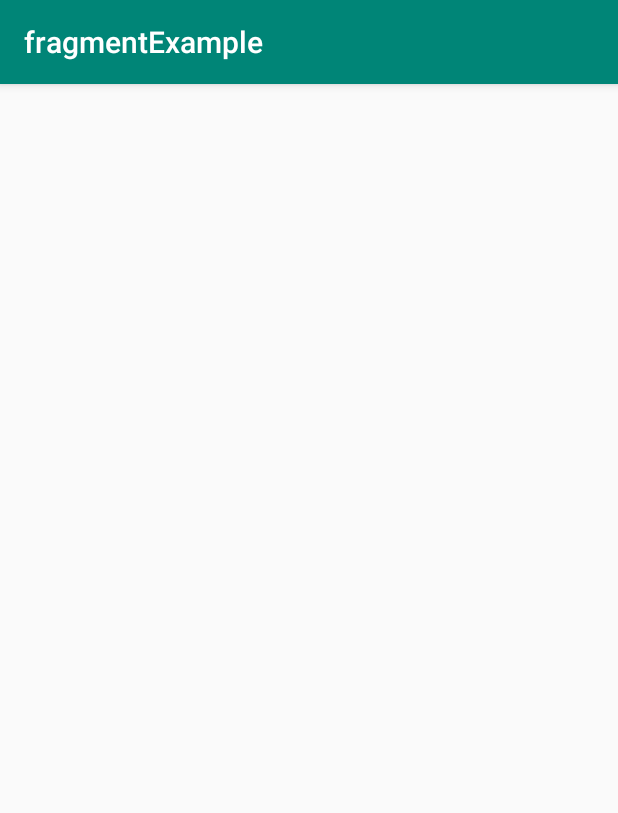
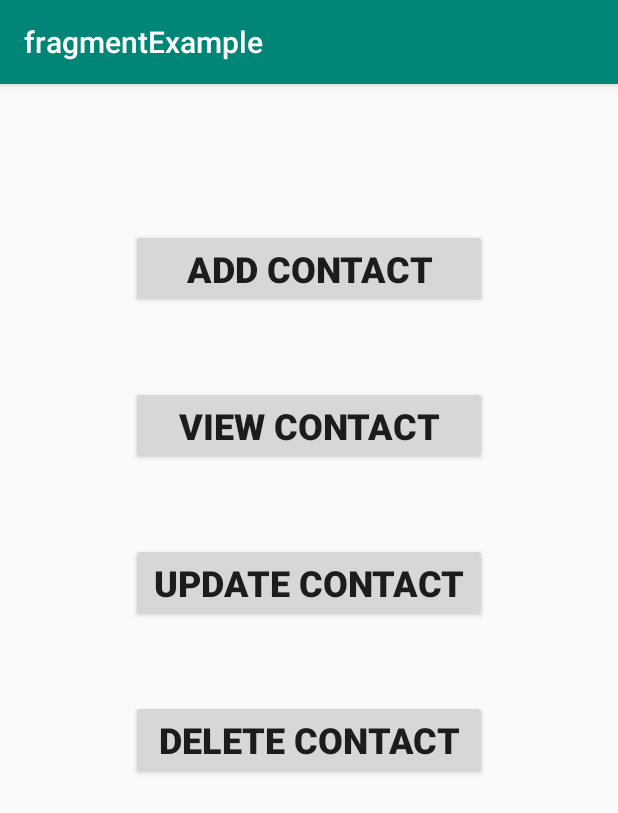
Before and after one commit to tarun786/fragmentExample, an Android app: the SqliteExample screen opened directly, with no data from a screen before it, on a phone screen of 412 x 824 dp. Shown: the top 813 px of the screen. Run offline under Robolectric (Android 15) with nearby library versions, the phone set to English and light mode, and no system bars.

```diff
--- a/app/build.gradle
+++ b/app/build.gradle
@@ -23,6 +23,7 @@ dependencies {
     implementation fileTree(dir: 'libs', include: ['*.jar'])
     implementation 'androidx.appcompat:appcompat:1.0.2'
     implementation 'androidx.constraintlayout:constraintlayout:1.1.3'
+    implementation 'androidx.legacy:legacy-support-v4:1.0.0'
     testImplementation 'junit:junit:4.12'
     androidTestImplementation 'androidx.test:runner:1.2.0'
     androidTestImplementation 'androidx.test.espresso:espresso-core:3.2.0'
--- /dev/null
+++ b/app/src/main/java/com/example/sqlitepractice/HomeFragment.java
@@ -0,0 +1,66 @@
+package com.example.sqlitepractice;
+
+
+import android.app.Activity;
+import android.content.Context;
+import android.os.Bundle;
+
+import androidx.fragment.app.Fragment;
+
+import android.view.LayoutInflater;
+import android.view.View;
+import android.view.ViewGroup;
+import android.widget.Button;
+
+import com.example.fragmentexample.R;
+
+/**
+ * A simple {@link Fragment} subclass.
+ */
+public class HomeFragment extends Fragment implements View.OnClickListener {
+
+    private Button btnSave, btnView, btnDelete, btnUpdate;
+    OnDbOpListner onDbOpListner;
+    public HomeFragment() {
+        // Required empty public constructor
+    }
+
+    public interface OnDbOpListner
+    {
+        public void dbOpPerform(int method);
+    }
+    @Override
+    public View onCreateView(LayoutInflater inflater, ViewGroup container,
+                             Bundle savedInstanceState) {
+        // Inflate the layout for this fragment
+        View view = inflater.inflate(R.layout.fragment_home, container, false);
+        btnSave = view.findViewById(R.id.btn_add_contact);
+        btnSave.setOnClickListener(this);
+        return view;
+    }
+
+    @Override
+    public void onClick(View view) {
+
+        switch (view.getId())
+        {
+            case R.id.btn_add_contact:
+                onDbOpListner.dbOpPerform(0);
+                break;
+        }
+    }
+
+    @Override
+    public void onAttach(Context context) {
+        super.onAttach(context);
+        Activity activity =(Activity) context;
+        try
+        {
+            onDbOpListner = (OnDbOpListner) activity;
+        }
+        catch (ClassCastException e)
+        {
+           throw new ClassCastException(activity.toString()+ "must implement the interface method..");
+        }
+    }
+}
--- a/app/src/main/java/com/example/sqlitepractice/SqliteExample.java
+++ b/app/src/main/java/com/example/sqlitepractice/SqliteExample.java
@@ -5,12 +5,35 @@ import androidx.appcompat.app.AppCompatActivity;
 import android.os.Bundle;
 
 import com.example.fragmentexample.R;
+import com.example.sqlitepractice.HomeFragment.OnDbOpListner;
 
-public class SqliteExample extends AppCompatActivity {
+public class SqliteExample extends AppCompatActivity implements OnDbOpListner {
 
     @Override
     protected void onCreate(Bundle savedInstanceState) {
         super.onCreate(savedInstanceState);
         setContentView(R.layout.activity_sqlite_example);
+
+        if(findViewById(R.id.fragment_container) != null)
+        {
+            if(savedInstanceState != null)
+            {
+                return;
+            }
+
+            HomeFragment homeFragment = new HomeFragment();
+            getSupportFragmentManager().beginTransaction().add(R.id.fragment_container, homeFragment).commit();
+        }
+    }
+
+    @Override
+    public void dbOpPerform(int method) {
+
+        switch (method)
+        {
+            case 0:
+                getSupportFragmentManager().beginTransaction().replace(R.id.fragment_container, new AddContactFrag()).addToBackStack(null).commit();
+                break;
+        }
     }
 }
--- a/app/src/main/res/layout/activity_sqlite_example.xml
+++ b/app/src/main/res/layout/activity_sqlite_example.xml
@@ -6,4 +6,21 @@
     android:layout_height="match_parent"
     tools:context="com.example.sqlitepractice.SqliteExample">
 
+
+    <FrameLayout
+        android:id="@+id/fragment_container"
+        android:layout_width="377dp"
+        android:layout_height="679dp"
+        android:layout_marginStart="16dp"
+        android:layout_marginLeft="16dp"
+        android:layout_marginTop="8dp"
+        android:layout_marginEnd="16dp"
+        android:layout_marginRight="16dp"
+        android:layout_marginBottom="8dp"
+        app:layout_constraintBottom_toBottomOf="parent"
+        app:layout_constraintEnd_toEndOf="parent"
+        app:layout_constraintStart_toStartOf="parent"
+        app:layout_constraintTop_toTopOf="parent">
+
+    </FrameLayout>
 </androidx.constraintlayout.widget.ConstraintLayout>
--- /dev/null
+++ b/app/src/main/res/layout/fragment_home.xml
@@ -0,0 +1,76 @@
+<androidx.constraintlayout.widget.ConstraintLayout xmlns:android="http://schemas.android.com/apk/res/android"
+    xmlns:app="http://schemas.android.com/apk/res-auto"
+    xmlns:tools="http://schemas.android.com/tools"
+    android:layout_width="match_parent"
+    android:layout_height="match_parent"
+    tools:context="com.example.sqlitepractice.HomeFragment">
+
+    <!-- TODO: Update blank fragment layout -->
+
+
+    <Button
+        android:id="@+id/btn_add_contact"
+        android:layout_width="237dp"
+        android:layout_height="wrap_content"
+        android:layout_marginStart="8dp"
+        android:layout_marginLeft="8dp"
+        android:layout_marginTop="52dp"
+        android:layout_marginEnd="8dp"
+        android:layout_marginRight="8dp"
+        android:text="Add Contact"
+        android:textSize="24sp"
+        android:textStyle="bold"
+        app:layout_constraintEnd_toEndOf="parent"
+        app:layout_constraintHorizontal_bias="0.498"
+        app:layout_constraintStart_toStartOf="parent"
+        app:layout_constraintTop_toTopOf="parent" />
+
+    <Button
+        android:id="@+id/btn_view_contact"
+        android:layout_width="237dp"
+        android:layout_height="wrap_content"
+        android:layout_marginStart="8dp"
+        android:layout_marginLeft="8dp"
+        android:layout_marginTop="52dp"
+        android:layout_marginEnd="8dp"
+        android:layout_marginRight="8dp"
+        android:text="View Contact"
+        android:textSize="24sp"
+        android:textStyle="bold"
+        app:layout_constraintEnd_toEndOf="parent"
+        app:layout_constraintHorizontal_bias="0.498"
+        app:layout_constraintStart_toStartOf="parent"
+        app:layout_constraintTop_toBottomOf="@+id/btn_add_contact" />
+
+    <Button
+        android:id="@+id/btn_update_contact"
+        android:layout_width="237dp"
+        android:layout_height="wrap_content"
+        android:layout_marginStart="8dp"
+        android:layout_marginLeft="8dp"
+        android:layout_marginTop="52dp"
+        android:layout_marginEnd="8dp"
+        android:layout_marginRight="8dp"
+        android:text="Update Contact"
+        android:textSize="24sp"
+        android:textStyle="bold"
+        app:layout_constraintEnd_toEndOf="parent"
+        app:layout_constraintStart_toStartOf="parent"
+        app:layout_constraintTop_toBottomOf="@+id/btn_view_contact" />
+
+    <Button
+        android:id="@+id/btn_delete_contact"
+        android:layout_width="237dp"
+        android:layout_height="wrap_content"
+        android:layout_marginStart="8dp"
+        android:layout_marginLeft="8dp"
+        android:layout_marginTop="52dp"
+        android:layout_marginEnd="8dp"
+        android:layout_marginRight="8dp"
+        android:text="Delete Contact"
+        android:textSize="24sp"
+        android:textStyle="bold"
+        app:layout_constraintEnd_toEndOf="parent"
+        app:layout_constraintStart_toStartOf="parent"
+        app:layout_constraintTop_toBottomOf="@+id/btn_update_contact" />
+</androidx.constraintlayout.widget.ConstraintLayout>
--- /dev/null
+++ b/app/src/main/res/values/refs.xml
@@ -0,0 +1,2 @@
+<?xml version="1.0" encoding="utf-8"?>
+<resources></resources>
--- a/app/src/main/res/values/strings.xml
+++ b/app/src/main/res/values/strings.xml
@@ -4,4 +4,7 @@
     <string name="user_password">tarun@123</string>
     <string name="login_preference">com.example.fragmentexample_login_preference</string>
     <string name="login_status_preference">com.example.fragmentexample_login_status_preference</string>
+
+    <!-- TODO: Remove or change this placeholder text -->
+    <string name="hello_blank_fragment">Hello blank fragment</string>
 </resources>
```
Also changed, not shown: app/src/main/AndroidManifest.xml (+9 -1 lines), app/src/main/java/com/example/sqlitepractice/AddContactFrag.java (added, +60 -0 lines), app/src/main/java/com/example/sqlitepractice/ContactContract.java (added, +20 -0 lines), app/src/main/java/com/example/sqlitepractice/ContactDBHelper.java (added, +55 -0 lines), app/src/main/res/layout/add_contact_fragment.xml (added, +82 -0 lines).
